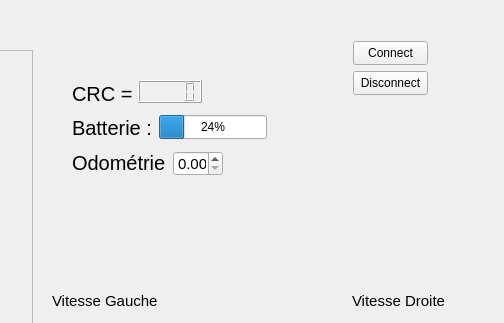
Old version of the form myrobot.ui in the repository l-chapus/WifiBot; both pictures show x 468 to 972 and y 0 to 323 of the 972 by 586 pixel window.
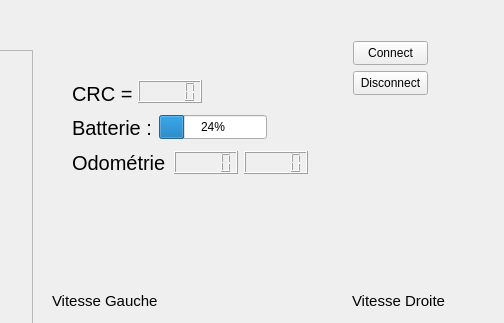
New version of the form.

Commit message: Ajouter les fonctions pour connecter les boutons de l'interface aux fonctions, fonction affichage crc erreur, modifier odomértrie dans l'interface graphique

Diff of the .ui file:
```diff
--- a/myrobot.ui
+++ b/myrobot.ui
@@ -39,21 +39,6 @@
      </rect>
     </property>
    </widget>
-   <widget class="QDoubleSpinBox" name="odometrieBox">
-    <property name="geometry">
-     <rect>
-      <x>641</x>
-      <y>151</y>
-      <width>50</width>
-      <height>25</height>
-     </rect>
-    </property>
-    <property name="font">
-     <font>
-      <pointsize>11</pointsize>
-     </font>
-    </property>
-   </widget>
    <widget class="QPushButton" name="connect">
     <property name="geometry">
      <rect>
@@ -349,6 +334,26 @@
      <enum>Qt::Vertical</enum>
     </property>
    </widget>
+   <widget class="QLCDNumber" name="odometrieG">
+    <property name="geometry">
+     <rect>
+      <x>642</x>
+      <y>151</y>
+      <width>64</width>
+      <height>23</height>
+     </rect>
+    </property>
+   </widget>
+   <widget class="QLCDNumber" name="odometrieD">
+    <property name="geometry">
+     <rect>
+      <x>712</x>
+      <y>151</y>
+      <width>64</width>
+      <height>23</height>
+     </rect>
+    </property>
+   </widget>
   </widget>
   <widget class="QMenuBar" name="menubar">
    <property name="geometry">
```
Left out of the diff: 2 changed lines with no effect on the pictures. The commit also changes 4 other files.
